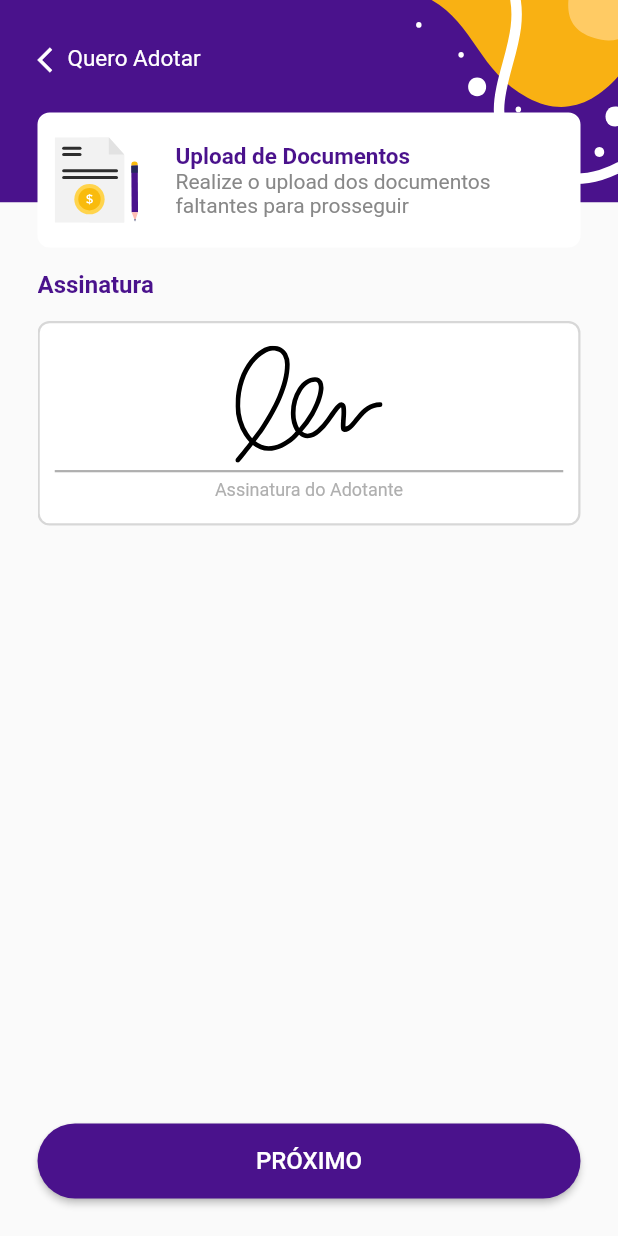
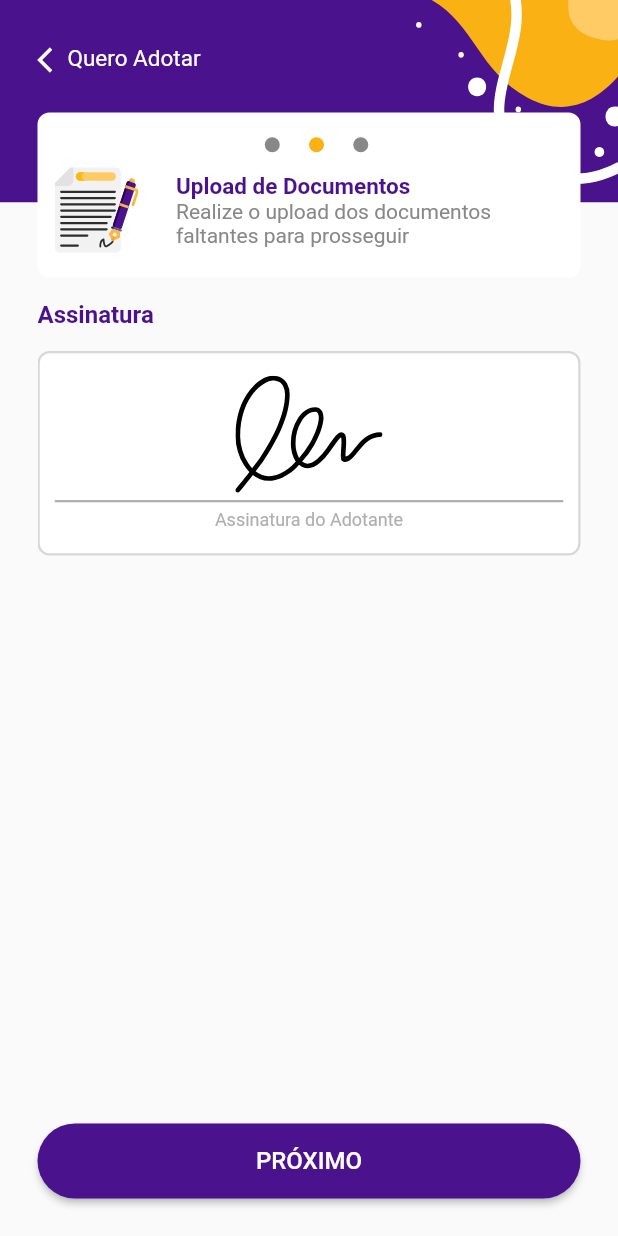
Before and after one commit to MarcalDev/PetBuddy, a Flutter app: the QueroAdotarPage widget shown alone on an empty page, opened directly, after a tap on "PRÓXIMO", on a phone screen of 412 x 824 dp. Run offline on Flutter 3.47's test engine with Material 2 defaults, Android fonts, the phone set to English and light mode, and no system bars; our stand-ins replace flutter_svg.

Commit message:
Configurações para tela Quero adotar

```diff
--- a/lib/app/modules/quero_adotar/pages/quero_adotar_page.dart
+++ b/lib/app/modules/quero_adotar/pages/quero_adotar_page.dart
@@ -22,12 +22,31 @@ class QueroAdotarPage extends StatefulWidget {
 class _QueroAdotarPageState extends State<QueroAdotarPage> {
   PageController pageController = PageController();
   late int indexPage = 0;
+  late String imagem = AssetsAplicativo.documentFlat;
 
   avancarPagina() {
     if (indexPage < 3) {
       pageController.jumpToPage(indexPage + 1);
       indexPage += 1;
     }
+
+    setState(() {
+      switch (indexPage) {
+        case 0:
+          imagem = AssetsAplicativo.documentFlat;
+          break;
+        case 1:
+          imagem = AssetsAplicativo.ilustracaoContrato;
+          break;
+        case 2:
+          imagem = AssetsAplicativo.ilustracaoCalendario;
+          break;
+        default:
+          imagem = AssetsAplicativo.documentFlat;
+          break;
+      }
+    });
+
   }
 
   @override
@@ -42,27 +61,63 @@ class _QueroAdotarPageState extends State<QueroAdotarPage> {
                 border: Border.all(color: AppColors.corBranco, width: 1.5),
                 borderRadius: const BorderRadius.all(Radius.circular(8))),
             padding: EdgeInsets.only(left: 10, bottom: 15, top: 15),
+            child: Column(
+              children: [
+                Padding(
+                  padding: const EdgeInsets.symmetric(horizontal: 140),
                   child: Row(
+                    mainAxisAlignment: MainAxisAlignment.spaceBetween,
                     children: [
-                SvgPicture.asset(AssetsAplicativo.documentFlat),
+                      Container(
+                        height: 10,
+                        width: 10,
+                        decoration: BoxDecoration(
+                            shape: BoxShape.circle,
+                            color: indexPage == 0 ? AppColors.corAmarelo : AppColors.corCinzaMedio),
+                      ),
+                      Container(
+                        height: 10,
+                        width: 10,
+                        decoration: BoxDecoration(
+                            shape: BoxShape.circle,
+                            color: indexPage == 1 ? AppColors.corAmarelo : AppColors.corCinzaMedio),
+                      ),
+                      Container(
+                        height: 10,
+                        width: 10,
+                        decoration: BoxDecoration(
+                            shape: BoxShape.circle,
+                            color: indexPage == 2 ? AppColors.corAmarelo : AppColors.corCinzaMedio),
+                      ),
+                    ],
+                  ),
+                ),
+                const SizedBox(
+                  height: 10,
+                ),
+                Row(
+                  children: [
+                    SvgPicture.asset(imagem),
                     const SizedBox(
                       width: 25,
                     ),
                     Column(
                       crossAxisAlignment: CrossAxisAlignment.start,
-                  children: const [
-                    TextWidget(
+                      children: [
+                        const TextWidget(
                           text: 'Upload de Documentos',
                           textColor: AppColors.corPadraoAplicativo,
                           fontWeight: FontWeight.bold,
                           fontSize: TextFonts.fonteTextoMaior,
                         ),
-                    TextWidget(
+                        const TextWidget(
                           text: 'Realize o upload dos documentos \nfaltantes para prosseguir',
                           textColor: AppColors.corCinzaMedio,
                         ),
                       ],
                     )
+                  ],
+                ),
               ],
             ),
           ),
--- a/lib/app/util/app_colors.dart
+++ b/lib/app/util/app_colors.dart
@@ -13,4 +13,5 @@ class AppColors {
   static const corCinzaMedio = Color(0xff888888);
   static const corTabBar = Color(0xffF2F2F2);
   static const corTabBarUnselected = Color(0xff888888);
+  static const corAmarelo = Color(0xffF9B113);
 }
--- a/lib/app/util/assets_aplicativo.dart
+++ b/lib/app/util/assets_aplicativo.dart
@@ -26,4 +26,6 @@ class AssetsAplicativo {
   static const String iconeCasa = "$svgPath/Icone_Casa.svg";
   static const String assinaturaIlustracao = "$svgPath/Assinatura_Ilustracao.svg";
   static const String iconeCalendario = "$svgPath/Icone_Calendario.svg";
+  static const String ilustracaoCalendario = "$svgPath/Ilustracao_Calendario.svg";
+  static const String ilustracaoContrato = "$svgPath/Ilustracao_Contrato.svg";
 }
```
Also changed, not shown: assets/svgs/Ilustracao_Calendario.svg (added), assets/svgs/Ilustracao_Contrato.svg (added). Lines whose indentation alone changed are shown as unchanged.
